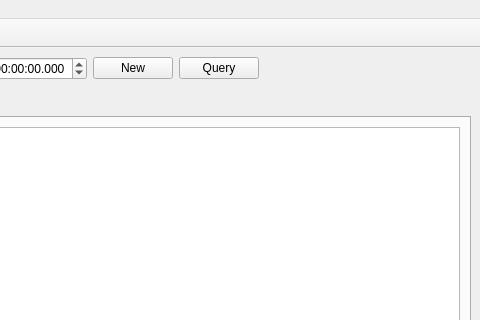
Before: the Qt Designer form resource/ui/Main.ui in XOB-CN/LogTools, drawn with Qt 5; both pictures show x 502 to 982 and y 0 to 320 of the 982 by 800 pixel window.
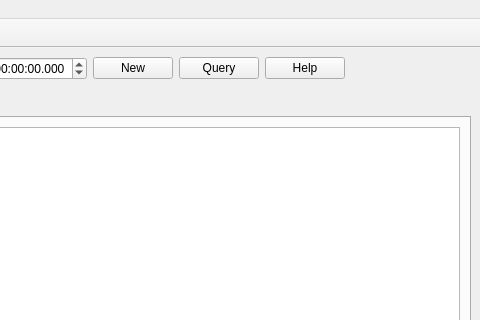
After: the same form once the commit is applied.

Commit message:
add help function
start help function

Diff of the .ui file:
```diff
--- a/resource/ui/Main.ui
+++ b/resource/ui/Main.ui
@@ -59,6 +59,13 @@
         </property>
        </widget>
       </item>
+      <item>
+       <widget class="QPushButton" name="btnHelp">
+        <property name="text">
+         <string>Help</string>
+        </property>
+       </widget>
+      </item>
       <item>
        <spacer name="horizontalSpacer">
         <property name="orientation">
```
Left out of the diff: 25 changed lines with no effect on the pictures. The commit also changes 7 other files.
